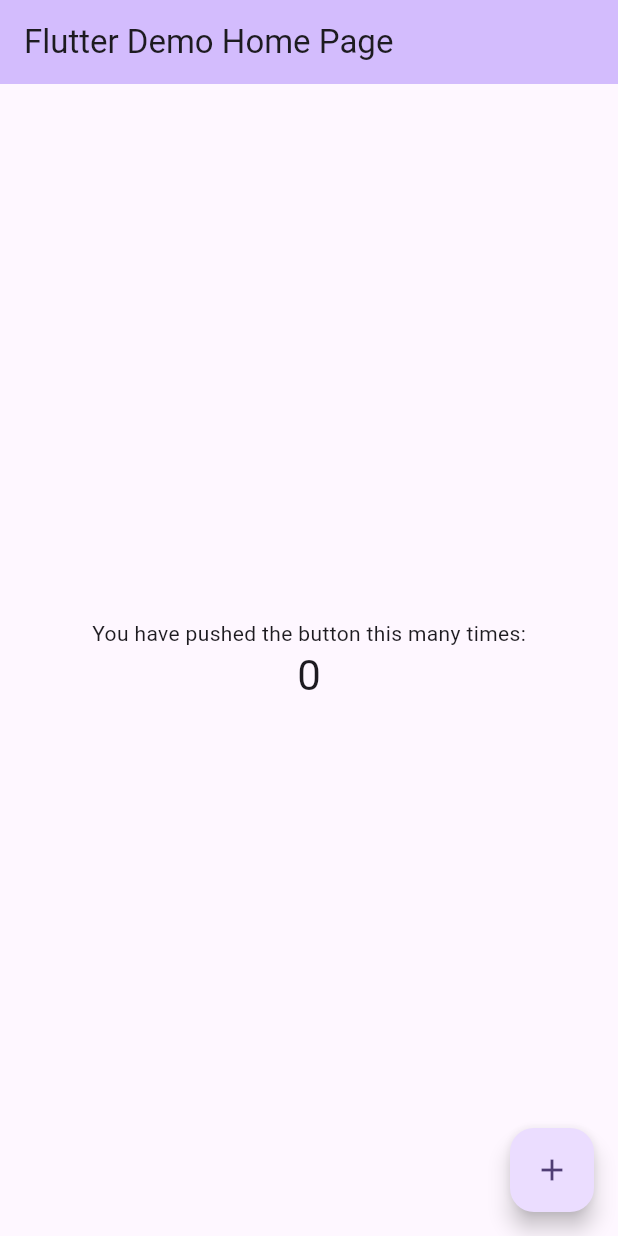
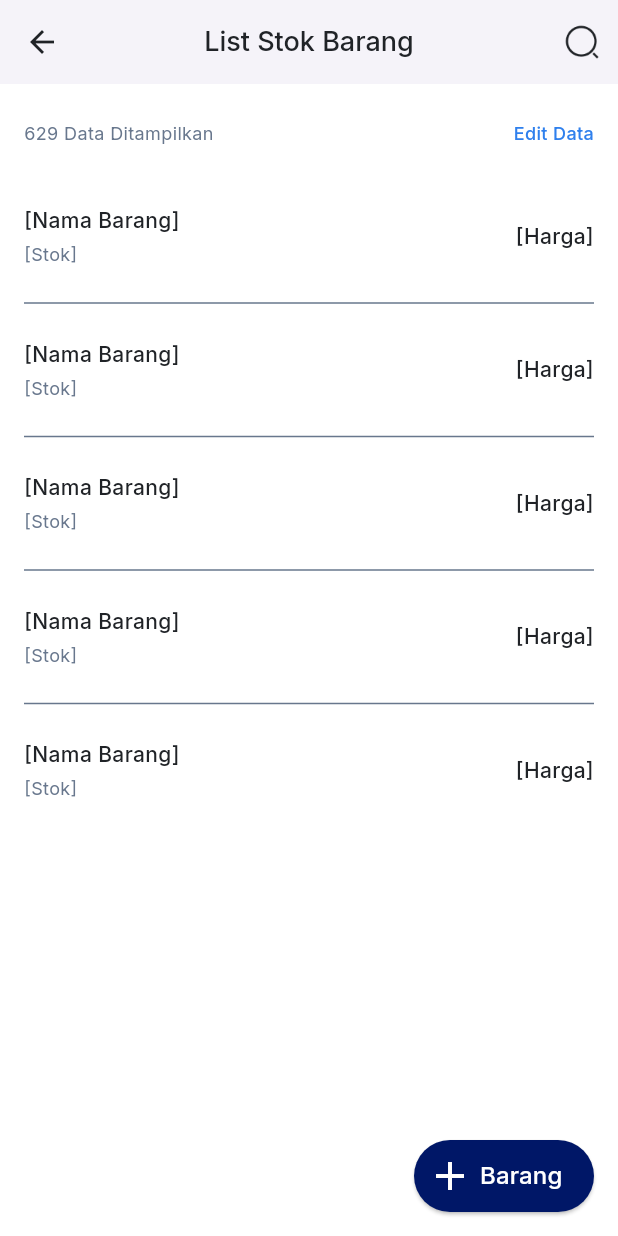
Before and after one commit to HarunNurahman/inventory_test, a Flutter app: the screen it shows after launch, on a phone screen of 412 x 824 dp. Run offline on Flutter 3.47's test engine with Material 3 defaults, Android fonts, the phone set to English and light mode, and no system bars; our stand-ins replace google_fonts.

Commit message:
Style: Slicing UI home and add item page

```diff
--- a/lib/main.dart
+++ b/lib/main.dart
@@ -1,4 +1,7 @@
 import 'package:flutter/material.dart';
+import 'package:inventory_test/pages/add-item_page.dart';
+import 'package:inventory_test/pages/home_page.dart';
+import 'package:inventory_test/shared/styles.dart';
 
 void main() {
   runApp(const MyApp());
@@ -11,115 +14,24 @@
   @override
   Widget build(BuildContext context) {
     return MaterialApp(
-      title: 'Flutter Demo',
+      debugShowCheckedModeBanner: false,
       theme: ThemeData(
-        // This is the theme of your application.
-        //
-        // TRY THIS: Try running your application with "flutter run". You'll see
-        // the application has a purple toolbar. Then, without quitting the app,
-        // try changing the seedColor in the colorScheme below to Colors.green
-        // and then invoke "hot reload" (save your changes or press the "hot
-        // reload" button in a Flutter-supported IDE, or press "r" if you used
-        // the command line to start the app).
-        //
-        // Notice that the counter didn't reset back to zero; the application
-        // state is not lost during the reload. To reset the state, use hot
-        // restart instead.
-        //
-        // This works for code too, not just values: Most code changes can be
-        // tested with just a hot reload.
-        colorScheme: ColorScheme.fromSeed(seedColor: Colors.deepPurple),
-        useMaterial3: true,
+        scaffoldBackgroundColor: whiteColor,
+        appBarTheme: AppBarTheme(
+          backgroundColor: whiteColor,
+          elevation: 2,
+          centerTitle: true,
+          iconTheme: IconThemeData(color: blackColor),
+          titleTextStyle: blackTextStyle.copyWith(
+            fontSize: 18,
+            fontWeight: medium,
+          ),
+        ),
       ),
-      home: const MyHomePage(title: 'Flutter Demo Home Page'),
+      routes: {
+        '/': (context) => const HomePage(),
+        '/add-item': (context) => const AddItemPage(),
+      },
     );
   }
 }
-
-class MyHomePage extends StatefulWidget {
-  const MyHomePage({super.key, required this.title});
-
-  // This widget is the home page of your application. It is stateful, meaning
-  // that it has a State object (defined below) that contains fields that affect
-  // how it looks.
-
-  // This class is the configuration for the state. It holds the values (in this
-  // case the title) provided by the parent (in this case the App widget) and
-  // used by the build method of the State. Fields in a Widget subclass are
-  // always marked "final".
-
-  final String title;
-
-  @override
-  State<MyHomePage> createState() => _MyHomePageState();
-}
-
-class _MyHomePageState extends State<MyHomePage> {
-  int _counter = 0;
-
-  void _incrementCounter() {
-    setState(() {
-      // This call to setState tells the Flutter framework that something has
-      // changed in this State, which causes it to rerun the build method below
-      // so that the display can reflect the updated values. If we changed
-      // _counter without calling setState(), then the build method would not be
-      // called again, and so nothing would appear to happen.
-      _counter++;
-    });
-  }
-
-  @override
-  Widget build(BuildContext context) {
-    // This method is rerun every time setState is called, for instance as done
-    // by the _incrementCounter method above.
-    //
-    // The Flutter framework has been optimized to make rerunning build methods
-    // fast, so that you can just rebuild anything that needs updating rather
-    // than having to individually change instances of widgets.
-    return Scaffold(
-      appBar: AppBar(
-        // TRY THIS: Try changing the color here to a specific color (to
-        // Colors.amber, perhaps?) and trigger a hot reload to see the AppBar
-        // change color while the other colors stay the same.
-        backgroundColor: Theme.of(context).colorScheme.inversePrimary,
-        // Here we take the value from the MyHomePage object that was created by
-        // the App.build method, and use it to set our appbar title.
-        title: Text(widget.title),
-      ),
-      body: Center(
-        // Center is a layout widget. It takes a single child and positions it
-        // in the middle of the parent.
-        child: Column(
-          // Column is also a layout widget. It takes a list of children and
-          // arranges them vertically. By default, it sizes itself to fit its
-          // children horizontally, and tries to be as tall as its parent.
-          //
-          // Column has various properties to control how it sizes itself and
-          // how it positions its children. Here we use mainAxisAlignment to
-          // center the children vertically; the main axis here is the vertical
-          // axis because Columns are vertical (the cross axis would be
-          // horizontal).
-          //
-          // TRY THIS: Invoke "debug painting" (choose the "Toggle Debug Paint"
-          // action in the IDE, or press "p" in the console), to see the
-          // wireframe for each widget.
-          mainAxisAlignment: MainAxisAlignment.center,
-          children: <Widget>[
-            const Text(
-              'You have pushed the button this many times:',
-            ),
-            Text(
-              '$_counter',
-              style: Theme.of(context).textTheme.headlineMedium,
-            ),
-          ],
-        ),
-      ),
-      floatingActionButton: FloatingActionButton(
-        onPressed: _incrementCounter,
-        tooltip: 'Increment',
-        child: const Icon(Icons.add),
-      ), // This trailing comma makes auto-formatting nicer for build methods.
-    );
-  }
-}
--- /dev/null
+++ b/lib/pages/add-item_page.dart
@@ -0,0 +1,38 @@
+import 'package:flutter/material.dart';
+import 'package:inventory_test/shared/styles.dart';
+
+class AddItemPage extends StatelessWidget {
+  const AddItemPage({super.key});
+
+  @override
+  Widget build(BuildContext context) {
+    return Scaffold(
+      appBar: AppBar(
+        title: const Text('Tambah Barang'),
+        centerTitle: false,
+      ),
+      body: ListView(
+        padding: const EdgeInsets.all(16),
+        children: [
+          Column(
+            crossAxisAlignment: CrossAxisAlignment.start,
+            children: [
+              Text(
+                'Nama Barang*',
+                style: blackTextStyle.copyWith(
+                  fontWeight: medium,
+                ),
+              ),
+              const SizedBox(height: 8),
+              TextFormField(
+                controller: null,
+                keyboardType: TextInputType.text,
+                style: blackTextStyle.copyWith(fontWeight: medium),
+              ),
+            ],
+          )
+        ],
+      ),
+    );
+  }
+}
--- /dev/null
+++ b/lib/pages/home_page.dart
@@ -0,0 +1,140 @@
+import 'package:flutter/material.dart';
+import 'package:inventory_test/shared/styles.dart';
+
+class HomePage extends StatelessWidget {
+  const HomePage({super.key});
+
+  @override
+  Widget build(BuildContext context) {
+    return Scaffold(
+      floatingActionButton: addItemButton(
+        onPressed: () => Navigator.pushNamed(context, '/add-item'),
+      ),
+      appBar: appBar(),
+      body: Padding(
+        padding: const EdgeInsets.symmetric(horizontal: 16),
+        child: Column(
+          children: [
+            // Heading
+            heading(),
+            // List content
+            contentList(),
+          ],
+        ),
+      ),
+    );
+  }
+
+  AppBar appBar() {
+    return AppBar(
+      leading: IconButton(
+        onPressed: () {},
+        icon: Icon(Icons.arrow_back, color: blackColor),
+      ),
+      actions: [
+        IconButton(
+          onPressed: () {},
+          icon: Image.asset('assets/icons/ic_search.png', width: 24),
+        ),
+      ],
+      title: Text(
+        'List Stok Barang',
+        style: blackTextStyle.copyWith(),
+      ),
+    );
+  }
+
+  Widget heading() {
+    return Container(
+      margin: const EdgeInsets.only(top: 24, bottom: 24),
+      child: Row(
+        mainAxisAlignment: MainAxisAlignment.spaceBetween,
+        children: [
+          Text(
+            '629 Data Ditampilkan',
+            style: grayTextStyle.copyWith(fontSize: 12),
+          ),
+          Text(
+            'Edit Data',
+            style: blueTextStyle.copyWith(
+              fontSize: 12,
+              fontWeight: medium,
+            ),
+          )
+        ],
+      ),
+    );
+  }
+
+  Widget contentList() {
+    return Expanded(
+      flex: 1,
+      child: ListView.separated(
+        itemCount: 5,
+        itemBuilder: (context, index) {
+          return Row(
+            children: [
+              Expanded(
+                child: Padding(
+                  padding: const EdgeInsets.symmetric(vertical: 16),
+                  child: Column(
+                    crossAxisAlignment: CrossAxisAlignment.start,
+                    children: [
+                      Text(
+                        '[Nama Barang]',
+                        style: blackTextStyle.copyWith(
+                          fontWeight: medium,
+                        ),
+                        maxLines: 1,
+                        overflow: TextOverflow.ellipsis,
+                      ),
+                      const SizedBox(height: 4),
+                      Text(
+                        '[Stok]',
+                        style: grayTextStyle.copyWith(fontSize: 12),
+                      ),
+                    ],
+                  ),
+                ),
+              ),
+              Text(
+                '[Harga]',
+                style: blackTextStyle.copyWith(
+                  fontWeight: medium,
+                ),
+              ),
+            ],
+          );
+        },
+        separatorBuilder: (context, index) => Divider(color: grayColor),
+      ),
+    );
+  }
+
+  Widget addItemButton({VoidCallback? onPressed}) {
+    return ElevatedButton(
+      onPressed: onPressed,
+      style: ElevatedButton.styleFrom(
+        maximumSize: const Size(120, 50),
+        padding: const EdgeInsets.all(8),
+        backgroundColor: navyColor,
+        shape: RoundedRectangleBorder(
+          borderRadius: BorderRadius.circular(50),
+        ),
+      ),
+      child: Row(
+        children: [
+          Icon(Icons.add, size: 32, color: whiteColor),
+          const SizedBox(width: 4),
+          Text(
+            'Barang',
+            style: whiteTextStyle.copyWith(
+              fontSize: 16,
+              fontWeight: medium,
+            ),
+          )
+        ],
+      ),
+    );
+  }
+}
--- /dev/null
+++ b/lib/shared/styles.dart
@@ -0,0 +1,22 @@
+import 'package:flutter/material.dart';
+import 'package:google_fonts/google_fonts.dart';
+
+// Color
+Color whiteColor = const Color(0xFFFFFFFF);
+Color blackColor = const Color(0xFF202327);
+Color grayColor = const Color(0xFF68778D);
+Color blueColor = const Color(0xFF2F80ED);
+Color navyColor = const Color(0xFF001767);
+Color redColor = const Color(0xFFFF463D);
+
+// Textstyles
+TextStyle blackTextStyle = GoogleFonts.inter(color: blackColor);
+TextStyle whiteTextStyle = GoogleFonts.inter(color: whiteColor);
+TextStyle grayTextStyle = GoogleFonts.inter(color: grayColor);
+TextStyle blueTextStyle = GoogleFonts.inter(color: blueColor);
+
+// Font weight
+FontWeight light = FontWeight.w300;
+FontWeight medium = FontWeight.w500;
+FontWeight semiBold = FontWeight.w600;
+FontWeight bold = FontWeight.w700;
```
Also changed, not shown: pubspec.yaml (+7 -20 lines), assets/icons/ic_search.png (added), pubspec.lock, 1 other file.
